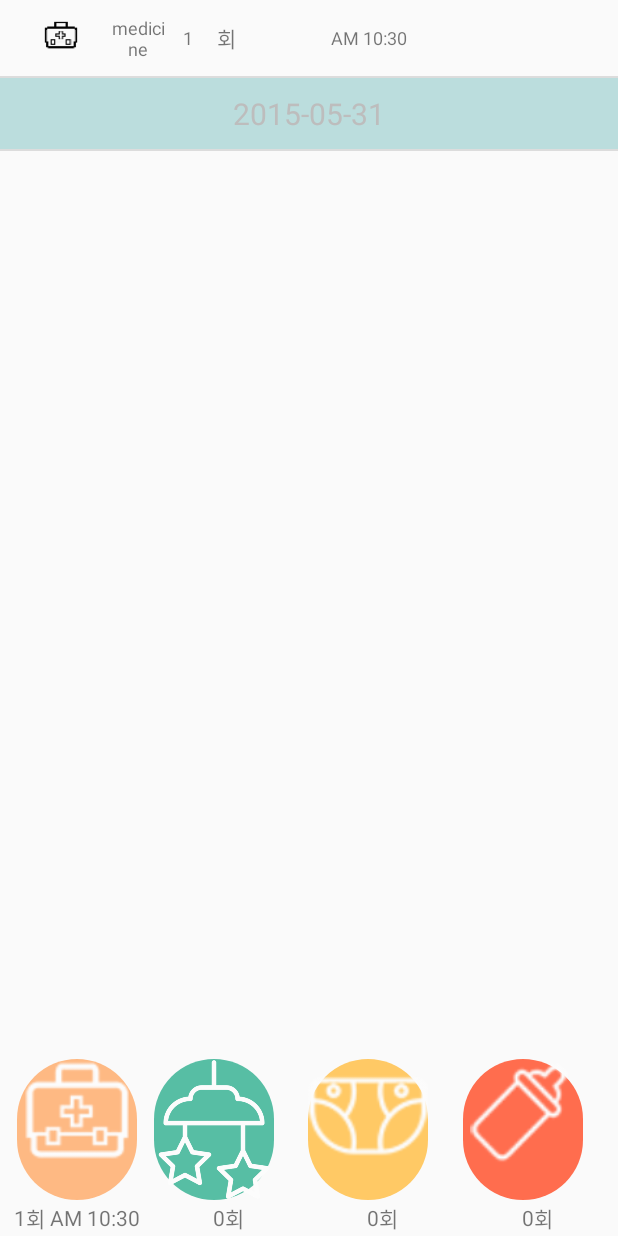
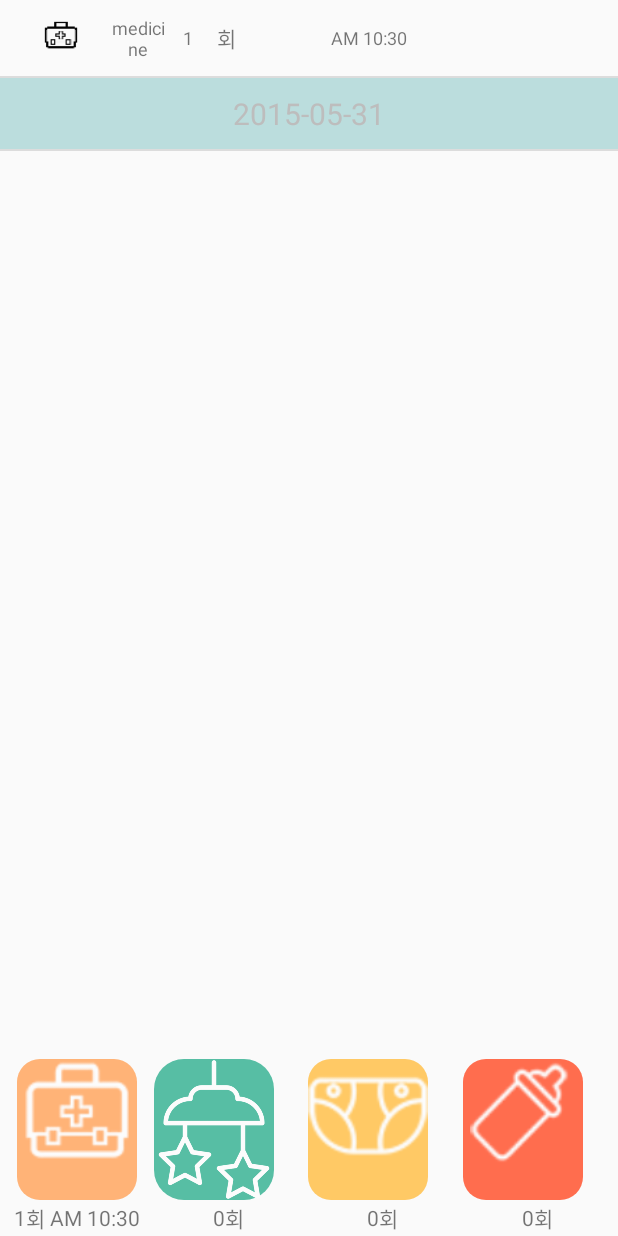
Before and after one commit to TaesunAndNunas/android, an Android app: the MainActivity screen opened directly, with no data from a screen before it, after a tap on an icon or button, on a phone screen of 412 x 824 dp. Run offline under Robolectric (Android 15) with nearby library versions, the phone set to English and light mode, and no system bars; libraries missing offline, so code that uses them is left out: retrofit.client; 2 other taps on this screen came first.

Commit message:
widget count, time db값 불러오기, 아이콘 round radius수정

```diff
--- a/app/src/main/java/test/chart/hyes/imfine_04/Dao.java
+++ b/app/src/main/java/test/chart/hyes/imfine_04/Dao.java
@@ -145,11 +145,11 @@ public class Dao {
             if(type.equals("separator")){
                 Header header = new Header(date);
                 items.add(header);
-                Log.i("test", "seperator enter!!!");
+               // Log.i("test", "seperator enter!!!");
             }else{
                 Event event = new Event(type, count, time, date, detail);
                 items.add(event);
-                Log.i("test", "event enter!!!");
+               // Log.i("test", "event enter!!!");
             }
         }
 
@@ -230,16 +230,37 @@ public class Dao {
 
         int count = 0;
 
-        String sql = "SELECT * FROM Events where type = '" + type + "' ORDER BY id desc limit 1;";
+        String sql = "SELECT * FROM Events where type = '" + type + "' ORDER BY date desc limit 1;";
+        Log.i("test", "Daily count: " + sql);
         Cursor cursor = database.rawQuery(sql, null);
+
 
         while (cursor.moveToNext()) {
             count = cursor.getInt(2);
         }
 
         cursor.close();
+        Log.i("test", "Daily count result: " + count);
+        return count;
+    }
 
-        return count;
+
+    public String getRecentTime(String type) {
+
+        String time = "";
+
+        String sql = "SELECT * FROM Events where type = '" + type + "' ORDER BY date desc limit 1;";
+        Log.i("test", "Daily count: " + sql);
+        Cursor cursor = database.rawQuery(sql, null);
+
+
+        while (cursor.moveToNext()) {
+            time = cursor.getString(3);
+        }
+
+        cursor.close();
+        Log.i("test", "widget time result: " + time);
+        return time;
     }
 
     public int getRecentID(String type, int count, String time){
--- a/app/src/main/java/test/chart/hyes/imfine_04/MainActivity.java
+++ b/app/src/main/java/test/chart/hyes/imfine_04/MainActivity.java
@@ -29,7 +29,7 @@ public class MainActivity extends ListActivity {
 
     private ImageButton medicine, sleep, feed, diaper;
     public List<Item> items, reverse_item;
-    public String time_changed;
+    public String time_changed, m_t, s_t, d_t, f_t;
     public int idx;
     private int m_count, d_count, f_count, s_count;
  //   private EventAdapter adapter;
@@ -76,6 +76,7 @@ public class MainActivity extends ListActivity {
         s_cnt_tv.setText(s_count + "");
         d_cnt_tv.setText(d_count + "");
         f_cnt_tv.setText(f_count + "");
+
 
         items = new ArrayList<Item>();
 
@@ -368,6 +369,11 @@ public class MainActivity extends ListActivity {
             s_cnt_tv.setText(s_count+"");
             f_cnt_tv.setText(f_count+"");
 
+            m_time.setText("");
+            d_time.setText("");
+            s_time.setText("");
+            f_time.setText("");
+
 
             listView();
             Log.i("test", "new Header and zero set");
@@ -471,6 +477,32 @@ public class MainActivity extends ListActivity {
     protected void onResume() {
         super.onResume();
 
+
+        Dao dao = new Dao(getApplicationContext());
+        m_count = dao.getDailyCount("medicine");
+        d_count = dao.getDailyCount("diaper");
+        s_count = dao.getDailyCount("sleep");
+        f_count = dao.getDailyCount("feed");
+
+        m_cnt_tv.setText(m_count + "");
+        s_cnt_tv.setText(s_count + "");
+        d_cnt_tv.setText(d_count + "");
+        f_cnt_tv.setText(f_count + "");
+
+        m_t = dao.getRecentTime("medicine");
+        s_t = dao.getRecentTime("sleep");
+        d_t = dao.getRecentTime("diaper");
+        f_t = dao.getRecentTime("feed");
+
+        m_time.setText(m_t);
+        d_time.setText(d_t);
+        s_time.setText(s_t);
+        f_time.setText(f_t);
+
+
+
+
+
         refreshData();
     }
 
--- a/app/src/main/res/drawable/diaper_round.xml
+++ b/app/src/main/res/drawable/diaper_round.xml
@@ -1,5 +1,5 @@
 <?xml version="1.0" encoding="utf-8"?>
 <shape xmlns:android="http://schemas.android.com/apk/res/android">
     <solid android:color="#FFC965" />
-    <corners android:radius="50dp" />
+    <corners android:radius="15dp" />
 </shape>
--- a/app/src/main/res/drawable/medicine_round.xml
+++ b/app/src/main/res/drawable/medicine_round.xml
@@ -1,8 +1,8 @@
 <?xml version="1.0" encoding="utf-8"?>
 <shape xmlns:android="http://schemas.android.com/apk/res/android">
-<solid android:color="#E6FFB377" />
+<solid android:color="#FFB377" />
 <!--<solid android:color="#D66a98" />-->
-<corners android:radius="50dp" />
+<corners android:radius="15dp" />
 
 
 </shape>
--- a/app/src/main/res/drawable/milk_round.xml
+++ b/app/src/main/res/drawable/milk_round.xml
@@ -1,5 +1,5 @@
 <?xml version="1.0" encoding="utf-8"?>
 <shape xmlns:android="http://schemas.android.com/apk/res/android">
     <solid android:color="#FF6D4E" />
-    <corners android:radius="50dp" />
+    <corners android:radius="15dp" />
 </shape>
--- a/app/src/main/res/drawable/sleep_round.xml
+++ b/app/src/main/res/drawable/sleep_round.xml
@@ -1,5 +1,5 @@
 <?xml version="1.0" encoding="utf-8"?>
 <shape xmlns:android="http://schemas.android.com/apk/res/android">
     <solid android:color="#57BEA4" />
-    <corners android:radius="50dp" />
+    <corners android:radius="20dp" />
 </shape>
--- a/app/src/main/res/xml/widget_configuration.xml
+++ b/app/src/main/res/xml/widget_configuration.xml
@@ -1,6 +1,6 @@
 <?xml version="1.0" encoding="utf-8"?>
 <appwidget-provider xmlns:android="http://schemas.android.com/apk/res/android"
-    android:minWidth="310dp"
+    android:minWidth="320dp"
     android:minHeight="146dp"
     android:updatePeriodMillis="0"
     android:previewImage="@mipmap/ic_launcher"
```
Also changed, not shown: app/src/main/java/test/chart/hyes/imfine_04/EventAdapter.java (+3 -22 lines), app/src/main/java/test/chart/hyes/imfine_04/Widget.java (+50 -56 lines), app/src/main/res/layout/widget.xml (+8 -8 lines).
